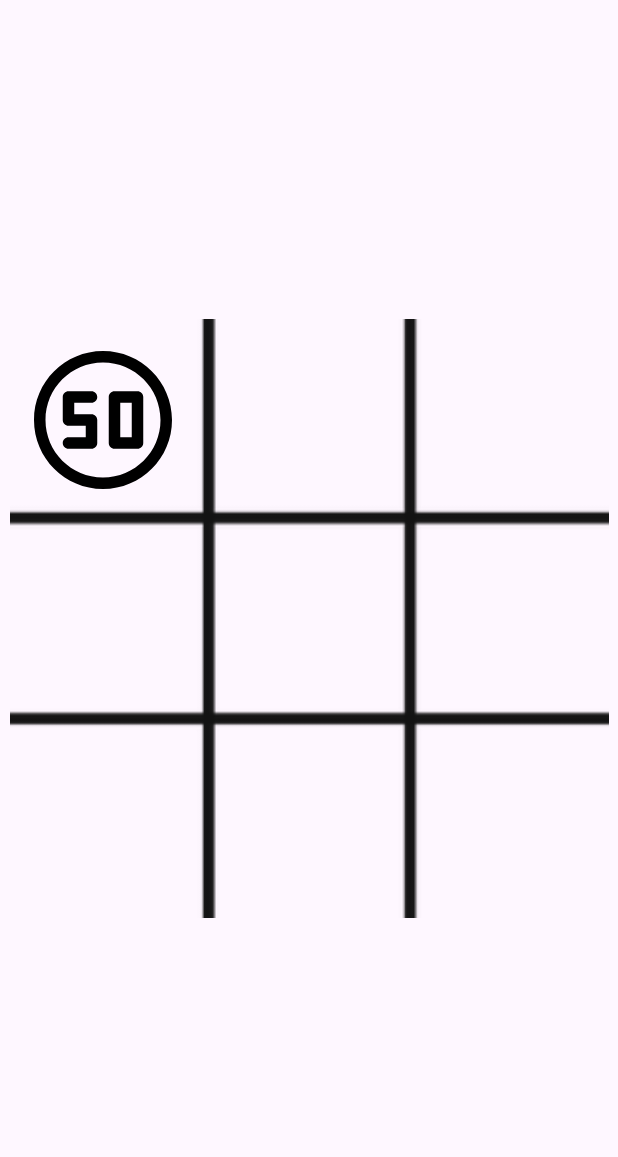
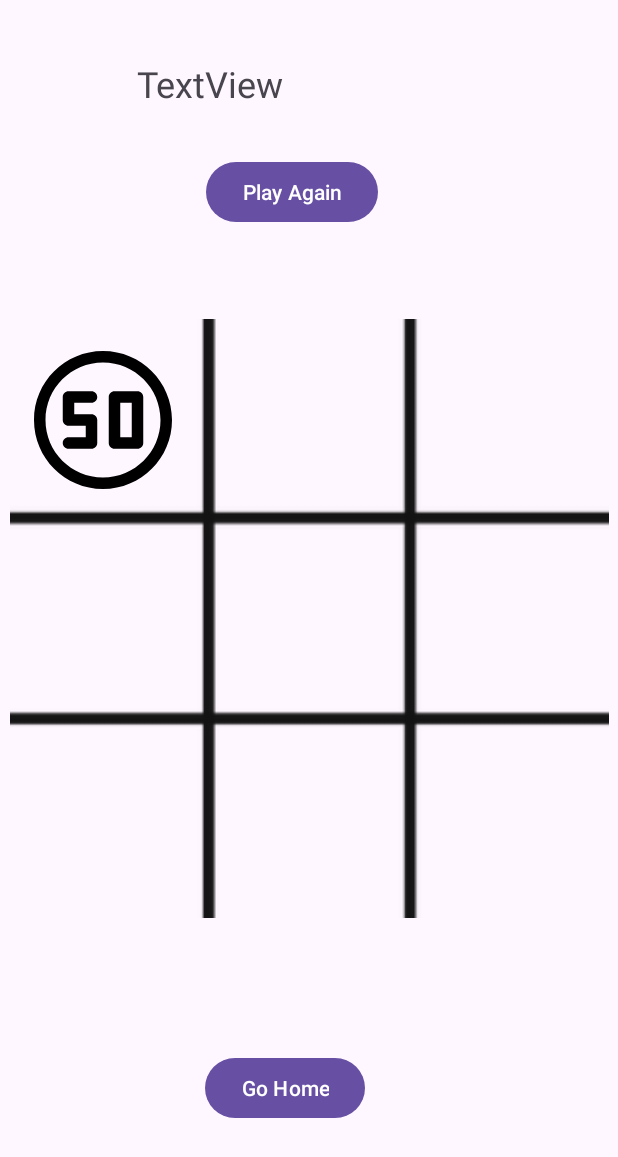
Before and after one commit to Msadeq12/Android-TicTacToe, an Android app: the GameActivity screen opened directly, with no data from a screen before it, after a tap on an icon or button, on a phone screen of 412 x 824 dp. Shown: the top 1157 px of the screen. Run offline under Robolectric (Android 15) with nearby library versions, the phone set to English and light mode, and no system bars.

Commit message:
Added Game win/lose conditions.

```diff
--- a/app/src/main/java/com/example/mskassignment_2/GameActivity.java
+++ b/app/src/main/java/com/example/mskassignment_2/GameActivity.java
@@ -1,25 +1,37 @@
 package com.example.mskassignment_2;
 
+import androidx.appcompat.app.AlertDialog;
 import androidx.appcompat.app.AppCompatActivity;
 import androidx.core.content.res.ResourcesCompat;
 
+import android.content.DialogInterface;
+import android.content.Intent;
 import android.graphics.drawable.Drawable;
 import android.os.Bundle;
 import android.util.Log;
 import android.view.View;
+import android.widget.Button;
 import android.widget.ImageView;
+import android.widget.TextView;
 
 import java.util.ArrayList;
 
 public class GameActivity extends AppCompatActivity {
 
-    private Drawable xPlayer;
-    private Drawable oPlayer;
+    Drawable xPlayer;
+    Drawable oPlayer;
 
     private static int total_moves = 9;
 
     public static int moveCounter = 0;
     public Drawable[] boxes;
+
+    TextView gameMessage;
+    Button playAgain;
+    Button goHome;
+
+    AlertDialog.Builder resultBuilder;
+    AlertDialog resultGame;
 
     @Override
     protected void onCreate(Bundle savedInstanceState) {
@@ -30,8 +42,16 @@ public class GameActivity extends AppCompatActivity {
         oPlayer = ResourcesCompat.getDrawable(getResources(), R.drawable.token_white, null);
 
         boxes = new Drawable[9];
+        gameMessage = findViewById(R.id.txtGameMessage);
+        playAgain = findViewById(R.id.btnPlayAgain);
+        goHome = findViewById(R.id.btnHome);
+
+
+
 
     }
+
+
 
     public Drawable ShowPlayer(int count, ImageView image){
 
@@ -56,6 +76,98 @@ public class GameActivity extends AppCompatActivity {
         Drawable combo2 = null;
         Drawable combo3 = null;
 
+        for(int i = 0; i < total_moves; i++){
+
+            switch(i){
+                case 0:
+                    combo1 = boxes[0];
+                    combo2 = boxes[4];
+                    combo3 = boxes[8];
+                    break;
+
+                case 1:
+                    combo1 = boxes[2];
+                    combo2 = boxes[4];
+                    combo3 = boxes[6];
+                    break;
+
+                case 2:
+                    combo1 = boxes[0];
+                    combo2 = boxes[1];
+                    combo3 = boxes[2];
+                    break;
+
+                case 3:
+                    combo1 = boxes[3];
+                    combo2 = boxes[4];
+                    combo3 = boxes[5];
+                    break;
+
+                case 4:
+                    combo1 = boxes[6];
+                    combo2 = boxes[7];
+                    combo3 = boxes[8];
+                    break;
+
+                case 5:
+                    combo1 = boxes[0];
+                    combo2 = boxes[3];
+                    combo3 = boxes[6];
+                    break;
+
+                case 6:
+                    combo1 = boxes[1];
+                    combo2 = boxes[4];
+                    combo3 = boxes[7];
+                    break;
+
+                case 7:
+                    combo1 = boxes[2];
+                    combo2 = boxes[5];
+                    combo3 = boxes[8];
+                    break;
+
+                default:
+                    break;
+            }
+
+            resultBuilder = new AlertDialog.Builder(GameActivity.this);
+            resultBuilder.setTitle("Game has concluded!");
+            resultBuilder.setCancelable(false);
+            resultBuilder.setPositiveButton("Play again", (DialogInterface.OnClickListener) (dialog, which) ->{
+                dialog.cancel();
+            });
+
+            resultBuilder.setNegativeButton("Home", (DialogInterface.OnClickListener) (dialog, which) ->{
+                Intent goHome = new Intent(this, MainActivity.class);
+                startActivity(goHome);
+            });
+
+
+
+            if(combo1 == oPlayer && combo2 == oPlayer && combo3 == oPlayer){
+                gameMessage.setText("O Player has won.");
+                resultBuilder.setMessage("O Player has won.");
+                resultGame = resultBuilder.create();
+                resultGame.show();
+
+            }
+
+            else if(combo1 == xPlayer && combo2 == xPlayer && combo3 == xPlayer){
+                gameMessage.setText("X Player has won.");
+                resultBuilder.setMessage("X Player has won.");
+                resultGame = resultBuilder.create();
+                resultGame.show();
+            }
+
+            else if(moveCounter == 9){
+                gameMessage.setText("It's a tie.");
+                resultBuilder.setMessage("It's a tie");
+                resultGame = resultBuilder.create();
+                resultGame.show();
+            }
+
+        }
 
     }
 
@@ -66,19 +178,18 @@ public class GameActivity extends AppCompatActivity {
     /*
         Assigns a player token to ImageView at every click
      */
-    public void playerTap(View view){
+    public void playerTap1(View view){
         ImageView imgPlayer = (ImageView) view;
 
         if(imgPlayer.getDrawable() == null){
             moveCounter++;
             int tappedBox = Integer.parseInt(imgPlayer.getTag().toString());
+            Log.i("tapped", imgPlayer.getTag().toString());
 
             boxes[tappedBox] = ShowPlayer(moveCounter, imgPlayer);
-            imgPlayer.setImageDrawable(ShowPlayer(moveCounter, imgPlayer));
+            imgPlayer.setImageDrawable(boxes[tappedBox]);
+            WinLoseConditions();
+        }
+    }
 
-
-        }
-
-
-    }
 }
--- a/app/src/main/res/layout/activity_game.xml
+++ b/app/src/main/res/layout/activity_game.xml
@@ -39,7 +39,7 @@
                 android:layout_width="match_parent"
                 android:layout_height="match_parent"
                 android:layout_weight="1"
-                android:onClick="playerTap"
+                android:onClick="playerTap1"
                 android:padding="20sp"
                 android:tag="0" />
 
@@ -48,18 +48,18 @@
                 android:layout_width="match_parent"
                 android:layout_height="match_parent"
                 android:layout_weight="1"
-                android:onClick="playerTap"
+                android:onClick="playerTap1"
                 android:padding="20sp"
-                android:tag="1" />
+                android:tag="3" />
 
             <ImageView
                 android:id="@+id/imgBox2"
                 android:layout_width="match_parent"
                 android:layout_height="match_parent"
                 android:layout_weight="1"
-                android:onClick="playerTap"
+                android:onClick="playerTap1"
                 android:padding="20sp"
-                android:tag="2" />
+                android:tag="6" />
         </LinearLayout>
 
         <LinearLayout
@@ -73,16 +73,16 @@
                 android:layout_width="match_parent"
                 android:layout_height="match_parent"
                 android:layout_weight="1"
-                android:onClick="playerTap"
+                android:onClick="playerTap1"
                 android:padding="20sp"
-                android:tag="3" />
+                android:tag="1" />
 
             <ImageView
                 android:id="@+id/imgBox4"
                 android:layout_width="match_parent"
                 android:layout_height="match_parent"
                 android:layout_weight="1"
-                android:onClick="playerTap"
+                android:onClick="playerTap1"
                 android:padding="20sp"
                 android:tag="4" />
 
@@ -91,9 +91,9 @@
                 android:layout_width="match_parent"
                 android:layout_height="match_parent"
                 android:layout_weight="1"
-                android:onClick="playerTap"
+                android:onClick="playerTap1"
                 android:padding="20sp"
-                android:tag="5" />
+                android:tag="7" />
         </LinearLayout>
 
         <LinearLayout
@@ -107,29 +107,65 @@
                 android:layout_width="match_parent"
                 android:layout_height="match_parent"
                 android:layout_weight="1"
-                android:onClick="playerTap"
+                android:onClick="playerTap1"
                 android:padding="20sp"
-                android:tag="6" />
+                android:tag="2" />
 
             <ImageView
                 android:id="@+id/imgBox7"
                 android:layout_width="match_parent"
                 android:layout_height="match_parent"
                 android:layout_weight="1"
-                android:onClick="playerTap"
+                android:onClick="playerTap1"
                 android:padding="20sp"
-                android:tag="7" />
+                android:tag="5" />
 
             <ImageView
                 android:id="@+id/imgBox8"
                 android:layout_width="match_parent"
                 android:layout_height="match_parent"
                 android:layout_weight="1"
-                android:onClick="playerTap"
+                android:onClick="playerTap1"
                 android:padding="20sp"
                 android:tag="8" />
         </LinearLayout>
 
     </LinearLayout>
 
+    <TextView
+        android:id="@+id/txtGameMessage"
+        android:layout_width="229dp"
+        android:layout_height="38dp"
+        android:text="TextView"
+        android:textSize="24sp"
+        app:layout_constraintBottom_toBottomOf="parent"
+        app:layout_constraintEnd_toEndOf="parent"
+        app:layout_constraintStart_toStartOf="parent"
+        app:layout_constraintTop_toTopOf="parent"
+        app:layout_constraintVertical_bias="0.05" />
+
+    <Button
+        android:id="@+id/btnPlayAgain"
+        android:layout_width="wrap_content"
+        android:layout_height="wrap_content"
+        android:text="Play Again"
+        app:layout_constraintBottom_toBottomOf="parent"
+        app:layout_constraintEnd_toEndOf="parent"
+        app:layout_constraintHorizontal_bias="0.461"
+        app:layout_constraintStart_toStartOf="parent"
+        app:layout_constraintTop_toTopOf="parent"
+        app:layout_constraintVertical_bias="0.134" />
+
+    <Button
+        android:id="@+id/btnHome"
+        android:layout_width="wrap_content"
+        android:layout_height="wrap_content"
+        android:text="Go Home"
+        app:layout_constraintBottom_toBottomOf="parent"
+        app:layout_constraintEnd_toEndOf="parent"
+        app:layout_constraintHorizontal_bias="0.447"
+        app:layout_constraintStart_toStartOf="parent"
+        app:layout_constraintTop_toTopOf="parent"
+        app:layout_constraintVertical_bias="0.904" />
+
 </androidx.constraintlayout.widget.ConstraintLayout>
```
